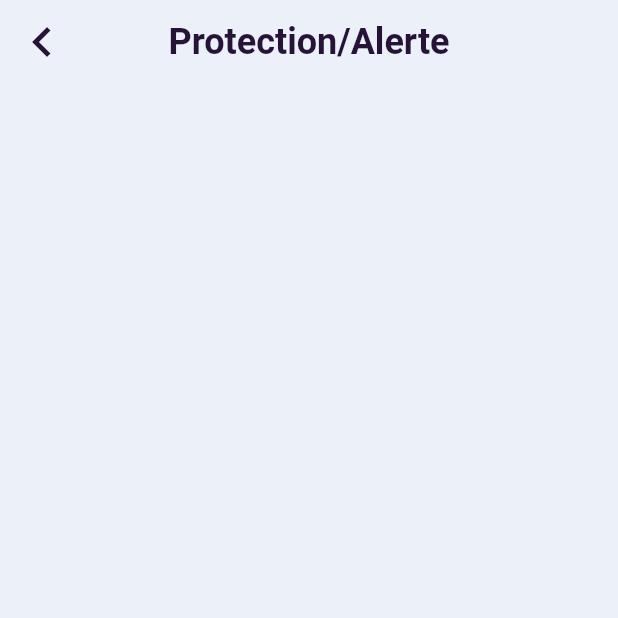
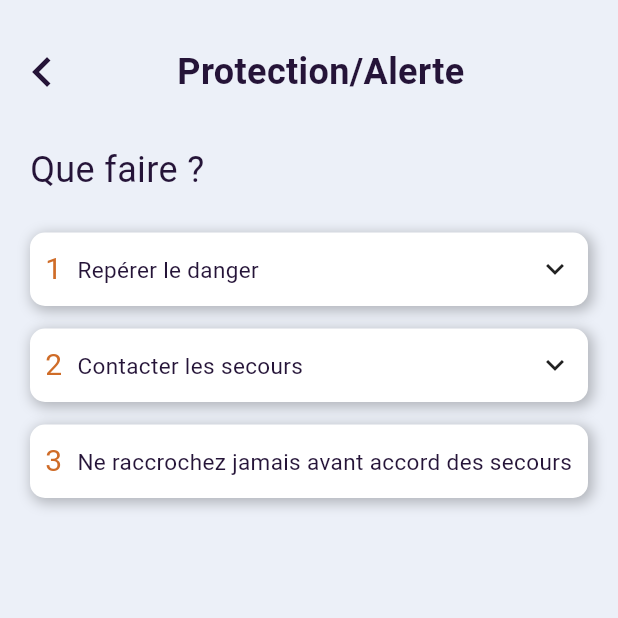
Before and after one commit to XPEHO/UDSP59, a Flutter app: the screen it shows after launch, after a tap on "Protection/Alerte", on a phone screen of 412 x 824 dp, the top half of it. Run offline on Flutter 3.47's test engine with Material 2 defaults, Android fonts, the phone set to English and light mode, and no system bars; our stand-ins replace easy_localization, flutter_spinkit, font_awesome_flutter, freezed_annotation, google_fonts.

Commit message:
feat(module_page): begin and end module page

```diff
--- a/assets/translations/fr.json
+++ b/assets/translations/fr.json
@@ -27,5 +27,6 @@
     "aboutPart3Span3_s": "que des vies peuvent être sauvées, ce qui explique notre",
     "aboutPart3Span4_sb": "engagement",
     "aboutPart3Span5_s": "à propager nos enseignements de la manière la plus large possible.",
-    "aboutSubtitle2": "Contactez-nous"
+    "aboutSubtitle2": "Contactez-nous",
+    "moduleSubtitle": "Que faire ?"
 }
--- /dev/null
+++ b/lib/features/module_accordion.dart
@@ -0,0 +1,33 @@
+import 'package:flutter/material.dart';
+import 'package:udsp59/entities/module.dart';
+import 'package:udsp59/features/module_accordion_element.dart';
+
+class ModuleAccordion extends StatelessWidget {
+  final Module module;
+
+  const ModuleAccordion({
+    super.key,
+    required this.module,
+  });
+
+  @override
+  Widget build(BuildContext context) {
+    return Padding(
+      padding: const EdgeInsets.symmetric(horizontal: 10),
+      child: ListView.builder(
+        itemCount: module.content.length,
+        padding: const EdgeInsets.symmetric(horizontal: 10, vertical: 10),
+        scrollDirection: Axis.vertical,
+        itemBuilder: (BuildContext context, int index) {
+          return ModuleAccordionElement(
+            modulePart: module.content[index],
+            index: index,
+          );
+        },
+        /*children: module.content
+            .map((modulePart) => ModuleAccordionElement(modulePart: modulePart))
+            .toList(),*/
+      ),
+    );
+  }
+}
--- /dev/null
+++ b/lib/features/module_accordion_element.dart
@@ -0,0 +1,129 @@
+import 'package:flutter/material.dart';
+import 'package:udsp59/styles/text_style.dart';
+
+class ModuleAccordionElement extends StatefulWidget {
+  final List<String> modulePart;
+  final int index;
+
+  const ModuleAccordionElement({
+    super.key,
+    required this.modulePart,
+    required this.index,
+  });
+
+  @override
+  State<ModuleAccordionElement> createState() => _ModuleAccordionElementState();
+}
+
+class _ModuleAccordionElementState extends State<ModuleAccordionElement>
+    with TickerProviderStateMixin {
+  bool isOpen = false;
+  late AnimationController _animationController;
+
+  @override
+  void initState() {
+    super.initState();
+    _animationController = AnimationController(
+      duration: const Duration(milliseconds: 300),
+      vsync: this,
+    );
+  }
+
+  @override
+  void dispose() {
+    _animationController.dispose();
+    super.dispose();
+  }
+
+  @override
+  Widget build(BuildContext context) {
+    return InkWell(
+      onTap: () {
+        setState(() {
+          isOpen = !isOpen;
+          if (isOpen) {
+            _animationController.forward();
+          } else {
+            _animationController.reverse();
+          }
+        });
+      },
+      // Animated Container
+      child: AnimatedContainer(
+        duration:
+            _animationController.duration ?? const Duration(milliseconds: 300),
+        width: 400,
+        padding: const EdgeInsets.all(10),
+        margin: const EdgeInsets.only(bottom: 15),
+        decoration: BoxDecoration(
+          color: Colors.white,
+          borderRadius: BorderRadius.circular(10),
+          boxShadow: [
+            BoxShadow(
+              color: Colors.black.withOpacity(0.25),
+              spreadRadius: 1,
+              blurRadius: 7,
+              offset: const Offset(2, 2), // changes position of shadow
+            ),
+          ],
+        ),
+        child: Column(
+          mainAxisSize: MainAxisSize.min,
+          children: [
+            Row(
+              mainAxisAlignment: MainAxisAlignment.spaceBetween,
+              mainAxisSize: MainAxisSize.max,
+              children: [
+                Padding(
+                  padding: const EdgeInsets.only(right: 10),
+                  child: Text(
+                    "${widget.index + 1}",
+                    style: textStyleNumerotation(),
+                  ),
+                ),
+                Expanded(
+                  child: Text(widget.modulePart[0],
+                      style: textStyleParagraphImportant()),
+                ),
+                widget.modulePart.length > 1
+                    ? Icon(isOpen ? Icons.expand_less : Icons.expand_more)
+                    : Container(),
+              ],
+            ),
+            widget.modulePart.length > 1
+                ? SizeTransition(
+                    sizeFactor: CurvedAnimation(
+                      parent: _animationController,
+                      curve: Curves.easeInOut,
+                    ),
+                    axis: Axis.vertical,
+                    child: Container(
+                      margin: const EdgeInsets.only(
+                        top: 10,
+                      ),
+                      child: Padding(
+                        padding: const EdgeInsets.fromLTRB(30, 0, 30, 5),
+                        child: Column(
+                          mainAxisAlignment: MainAxisAlignment.start,
+                          crossAxisAlignment: CrossAxisAlignment.start,
+                          children: widget.modulePart
+                              .sublist(1)
+                              .map(
+                                (moduleSubpart) => Text(
+                                  "•   $moduleSubpart",
+                                  style: textStyleParagraph(),
+                                  textAlign: TextAlign.start,
+                                ),
+                              )
+                              .toList(),
+                        ),
+                      ),
+                    ),
+                  )
+                : Container(),
+          ],
+        ),
+      ),
+    );
+  }
+}
--- a/lib/features/page_header.dart
+++ b/lib/features/page_header.dart
@@ -2,7 +2,7 @@ import 'package:easy_localization/easy_localization.dart';
 import 'package:flutter/material.dart';
 import 'package:udsp59/styles/text_style.dart';
 
-class PageHeader extends StatelessWidget implements PreferredSizeWidget {
+class PageHeader extends StatelessWidget {
   final String pageTitle;
 
   const PageHeader({
@@ -10,25 +10,31 @@ class PageHeader extends StatelessWidget implements PreferredSizeWidget {
     required this.pageTitle,
   });
 
-  // This widget is the root of your application.
   @override
   Widget build(BuildContext context) {
-    return AppBar(
-      backgroundColor: Theme.of(context).scaffoldBackgroundColor,
-      title: Text(
-        tr(pageTitle),
-        style: textStylePageTitle(),
-      ),
-      centerTitle: true,
-      iconTheme:
-          IconThemeData(color: Theme.of(context).colorScheme.primary, size: 40),
-      leading: IconButton(
-        icon: const Icon(Icons.navigate_before),
-        onPressed: () => Navigator.pop(context),
+    return Padding(
+      padding: const EdgeInsets.symmetric(vertical: 20),
+      child: Row(
+        mainAxisAlignment: MainAxisAlignment.start,
+        children: [
+          IconButton(
+            icon: const Icon(Icons.navigate_before),
+            color: Theme.of(context).colorScheme.primary,
+            iconSize: 40,
+            onPressed: () => Navigator.pop(context),
+          ),
+          Expanded(
+            child: Padding(
+              padding: const EdgeInsets.only(right: 40),
+              child: Text(
+                tr(pageTitle),
+                style: textStylePageTitle(),
+                textAlign: TextAlign.center,
+              ),
+            ),
+          ),
+        ],
       ),
     );
   }
-
-  @override
-  Size get preferredSize => Size.fromHeight(AppBar().preferredSize.height);
 }
--- a/lib/styles/text_style.dart
+++ b/lib/styles/text_style.dart
@@ -57,6 +57,14 @@ TextStyle textStyleModule() {
   );
 }
 
+TextStyle textStyleNumerotation() {
+  return const TextStyle(
+    fontSize: 20,
+    fontWeight: FontWeight.w400,
+    color: Color(0xFFCF6C28),
+  );
+}
+
 TextStyle textStyleParagraph() {
   return const TextStyle(
     fontSize: 15,
--- a/lib/views/about_page.dart
+++ b/lib/views/about_page.dart
@@ -13,9 +13,16 @@ class AboutPage extends StatelessWidget {
   @override
   Widget build(BuildContext context) {
     return Scaffold(
-      appBar: const PageHeader(pageTitle: 'aboutTitle'),
-      body: Padding(
-        padding: const EdgeInsets.fromLTRB(20, 25, 20, 0),
+      body: SafeArea(
+        child: Column(
+          mainAxisAlignment: MainAxisAlignment.start,
+          crossAxisAlignment: CrossAxisAlignment.start,
+          children: [
+            const PageHeader(
+              pageTitle: 'aboutTitle',
+            ),
+            Padding(
+              padding: const EdgeInsets.symmetric(horizontal: 20),
               child: Column(
                 mainAxisAlignment: MainAxisAlignment.start,
                 crossAxisAlignment: CrossAxisAlignment.start,
@@ -115,6 +122,9 @@ class AboutPage extends StatelessWidget {
                 ],
               ),
             ),
+          ],
+        ),
+      ),
     );
   }
 }
--- a/lib/views/module_page.dart
+++ b/lib/views/module_page.dart
@@ -1,7 +1,10 @@
 //import 'package:easy_localization/easy_localization.dart';
+import 'package:easy_localization/easy_localization.dart';
 import 'package:flutter/material.dart';
 import 'package:udsp59/entities/module.dart';
+import 'package:udsp59/features/module_accordion.dart';
 import 'package:udsp59/features/page_header.dart';
+import 'package:udsp59/styles/text_style.dart';
 
 class ModulePage extends StatefulWidget {
   const ModulePage({super.key});
@@ -19,8 +22,28 @@ class _ModulePageState extends State<ModulePage> {
     debugPrint(module.title);
 
     return Scaffold(
-      appBar: PageHeader(pageTitle: module.title),
-      body: Container(),
+      body: SafeArea(
+        child: Column(
+          mainAxisAlignment: MainAxisAlignment.start,
+          crossAxisAlignment: CrossAxisAlignment.start,
+          children: [
+            PageHeader(pageTitle: module.title),
+            Padding(
+              padding: const EdgeInsets.symmetric(horizontal: 20),
+              child: Text(
+                tr('moduleSubtitle'),
+                style: textStylePageSubtitle(),
+              ),
+            ),
+            const SizedBox(
+              height: 15,
+            ),
+            Expanded(
+              child: ModuleAccordion(module: module),
+            ),
+          ],
+        ),
+      ),
     );
   }
 }
```
Lines whose indentation alone changed are shown as unchanged.
